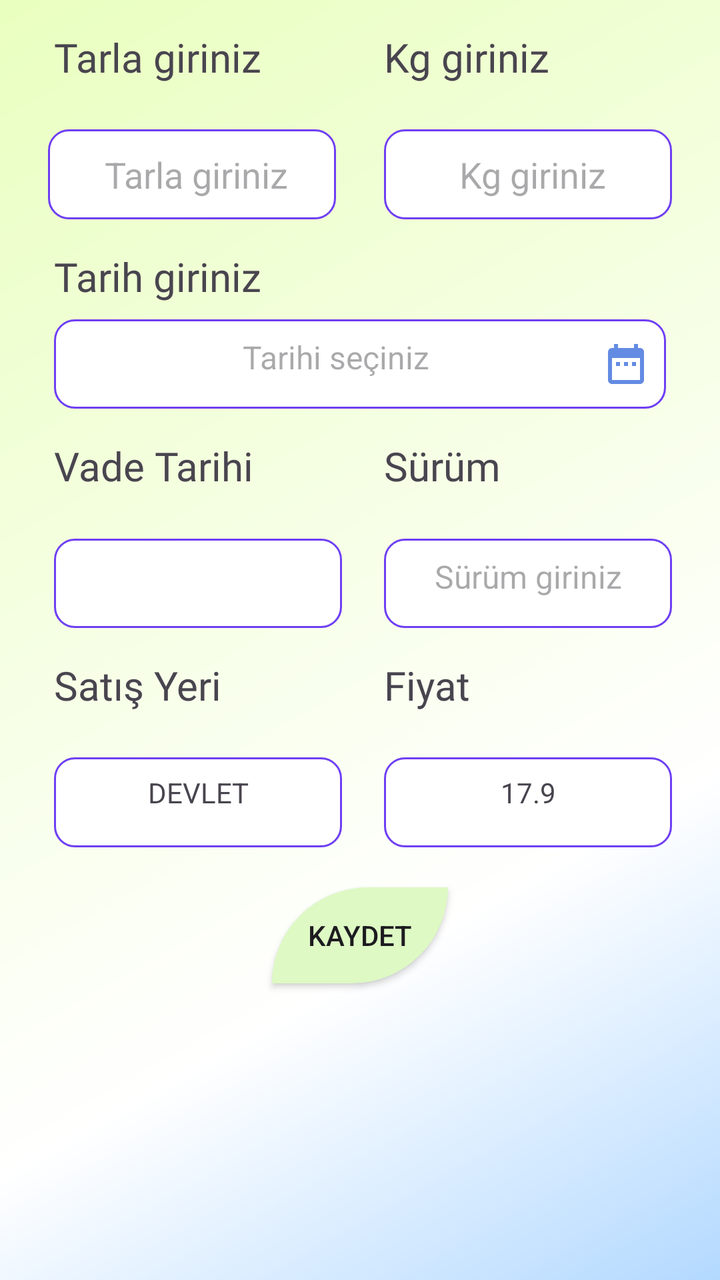
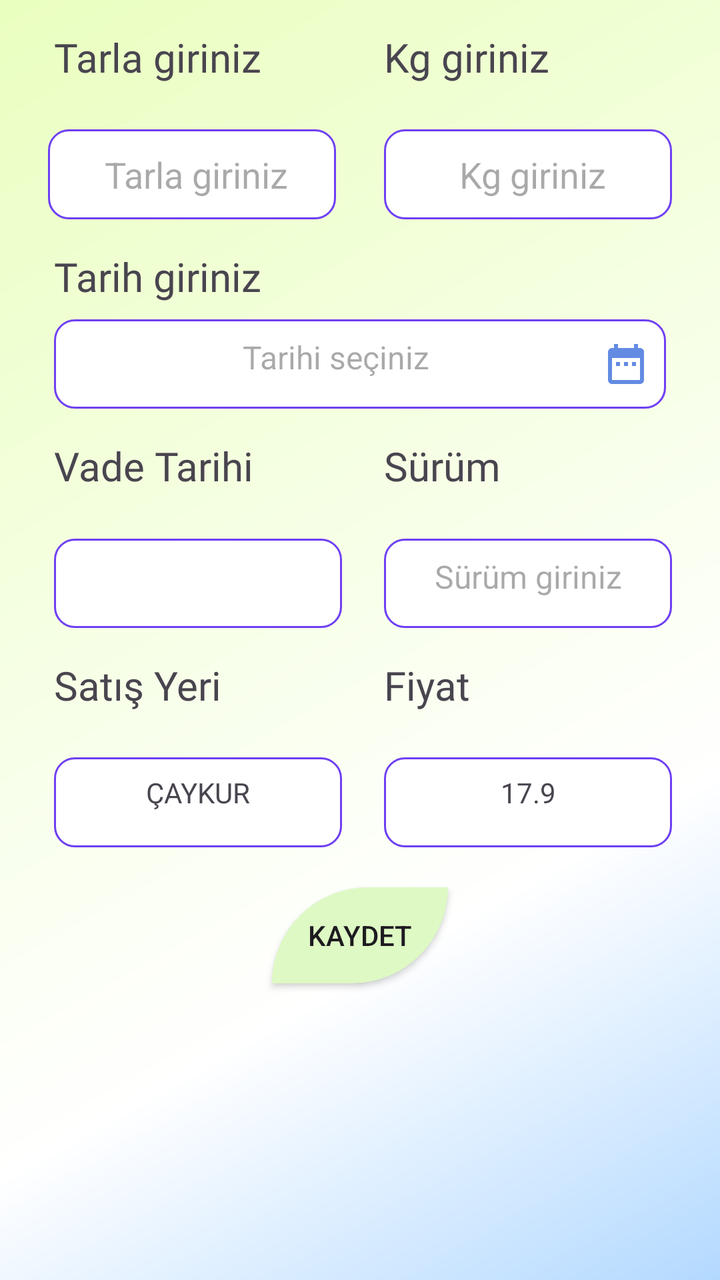

Two renders of the same Android screen: before a commit and after it. Below are the layout's source before the change and the commit's diff.
<!-- AndroidManifest.xml: application theme Theme.DesignExample -->
<!-- res/layout/fragment_devlet.xml -->
<?xml version="1.0" encoding="utf-8"?>
<androidx.constraintlayout.widget.ConstraintLayout xmlns:android="http://schemas.android.com/apk/res/android"
    xmlns:app="http://schemas.android.com/apk/res-auto"
    xmlns:tools="http://schemas.android.com/tools"
    android:layout_width="match_parent"
    android:layout_height="match_parent"
    android:background="#FFFFFF"
    tools:context=".design.new_design">

    <androidx.constraintlayout.widget.ConstraintLayout
        android:id="@+id/constraintLayout2"
        android:layout_width="match_parent"
        android:layout_height="0dp"
        app:layout_constraintBottom_toBottomOf="parent"
        app:layout_constraintEnd_toEndOf="parent"
        app:layout_constraintStart_toStartOf="parent"
        app:layout_constraintTop_toTopOf="parent"
        android:background="@drawable/card_view_gradient">

        <TextView
            android:id="@+id/TarlaTextView"
            android:layout_width="0dp"
            android:layout_height="0dp"
            android:layout_marginTop="15dp"
            android:fontFamily="@font/plus_jakarta_sans"
            android:text="Tarla giriniz"
            android:textSize="20sp"
            app:layout_constraintHeight_percent="0.07"
            app:layout_constraintStart_toStartOf="@+id/TarihTextView"
            app:layout_constraintTop_toTopOf="parent"
            app:layout_constraintWidth_percent="0.4" />

        <TextView
            android:id="@+id/KgTextView"
            android:layout_width="0dp"
            android:layout_height="0dp"
            android:fontFamily="@font/plus_jakarta_sans"
            android:text="Kg giriniz"
            android:textSize="20sp"
            app:layout_constraintHeight_percent="0.07"
            app:layout_constraintStart_toStartOf="@+id/KgEditText"
            app:layout_constraintTop_toTopOf="@+id/TarlaTextView"
            app:layout_constraintWidth_percent="0.4" />

        <AutoCompleteTextView
            android:id="@+id/TarlaEditText"
            android:layout_width="0dp"
            android:layout_height="0dp"
            android:layout_marginTop="5dp"
            android:background="@drawable/edit_text_custom"
            android:hint=" Tarla giriniz"
            android:textAlignment="center"
            app:layout_constraintEnd_toStartOf="@+id/KgEditText"
            app:layout_constraintHeight_percent="0.07"
            app:layout_constraintHorizontal_bias="0.5"
            app:layout_constraintStart_toStartOf="parent"
            app:layout_constraintTop_toBottomOf="@+id/TarlaTextView"
            app:layout_constraintWidth_percent="0.4" />

        <EditText
            android:id="@+id/KgEditText"
            android:layout_width="0dp"
            android:layout_height="0dp"
            android:layout_marginTop="5dp"
            android:background="@drawable/edit_text_custom"
            android:ems="10"
            android:hint=" Kg giriniz"
            android:inputType="number|numberDecimal"
            android:textAlignment="center"
            app:layout_constraintEnd_toEndOf="parent"
            app:layout_constraintHeight_percent="0.07"
            app:layout_constraintHorizontal_bias="0.5"
            app:layout_constraintStart_toEndOf="@+id/TarlaEditText"
            app:layout_constraintTop_toBottomOf="@+id/KgTextView"
            app:layout_constraintWidth_percent="0.4" />

        <TextView
            android:id="@+id/TarihEditText"
            android:layout_width="0dp"
            android:layout_height="0dp"
            android:layout_marginTop="8dp"
            android:background="@drawable/edit_text_custom"
            android:drawableEnd="@drawable/takvim_icon"
            android:hint="Tarihi seçiniz"
            android:padding="8dp"
            android:textAlignment="center"
            android:textSize="16sp"
            app:layout_constraintEnd_toEndOf="parent"
            app:layout_constraintHeight_percent="0.07"
            app:layout_constraintHorizontal_bias="0.5"
            app:layout_constraintStart_toStartOf="parent"
            app:layout_constraintTop_toBottomOf="@+id/TarihTextView"
            app:layout_constraintWidth_percent="0.85" />

        <TextView
            android:id="@+id/TarihTextView"
            android:layout_width="wrap_content"
            android:layout_height="wrap_content"
            android:layout_marginTop="15dp"
            android:fontFamily="@font/plus_jakarta_sans"
            android:text="Tarih giriniz"
            android:textSize="20sp"
            app:layout_constraintStart_toStartOf="@+id/TarihEditText"
            app:layout_constraintTop_toBottomOf="@+id/TarlaEditText" />

        <TextView
            android:id="@+id/VadeTarihiTextView"
            android:layout_width="0dp"
            android:layout_height="0dp"
            android:layout_marginTop="15dp"
            android:fontFamily="@font/plus_jakarta_sans"
            android:text="Vade Tarihi"
            android:textSize="20sp"
            app:layout_constraintHeight_percent="0.07"
            app:layout_constraintStart_toStartOf="@+id/TarihEditText"
            app:layout_constraintTop_toBottomOf="@+id/TarihEditText"
            app:layout_constraintWidth_percent="0.4" />

        <TextView
            android:id="@+id/VadeTarihiEdit"
            android:layout_width="0dp"
            android:layout_height="0dp"
            android:layout_marginTop="5dp"
            android:background="@drawable/edit_text_custom"
            android:fontFamily="@font/plus_jakarta_sans"
            android:padding="8dp"
            android:textAlignment="center"
            app:layout_constraintHeight_percent="0.07"
            app:layout_constraintStart_toStartOf="@+id/VadeTarihiTextView"
            app:layout_constraintTop_toBottomOf="@+id/VadeTarihiTextView"
            app:layout_constraintWidth_percent="0.4" />

        <TextView
            android:id="@+id/YılTextView"
            android:layout_width="0dp"
            android:layout_height="0dp"
            android:fontFamily="@font/plus_jakarta_sans"
            android:text="Sürüm"
            android:textSize="20sp"
            app:layout_constraintHeight_percent="0.07"
            app:layout_constraintStart_toStartOf="@+id/KgEditText"
            app:layout_constraintTop_toTopOf="@+id/VadeTarihiTextView"
            app:layout_constraintWidth_percent="0.4" />

        <TextView
            android:id="@+id/SurumEditText"
            android:layout_width="0dp"
            android:layout_height="0dp"
            android:layout_marginTop="5dp"
            android:background="@drawable/edit_text_custom"
            android:ems="10"
            android:padding="8dp"
            android:hint="Sürüm giriniz"
            android:inputType="text"
            android:textAlignment="center"
            android:textSize="16sp"
            app:layout_constraintHeight_percent="0.07"
            app:layout_constraintStart_toStartOf="@+id/YılTextView"
            app:layout_constraintTop_toBottomOf="@+id/YılTextView"
            app:layout_constraintWidth_percent="0.4" />

        <TextView
            android:id="@+id/SatisYeriTextView"
            android:layout_width="0dp"
            android:layout_height="0dp"
            android:layout_marginTop="15dp"
            android:fontFamily="@font/plus_jakarta_sans"
            android:text="Satış Yeri"
            android:textSize="20sp"
            app:layout_constraintHeight_percent="0.07"
            app:layout_constraintStart_toStartOf="@+id/VadeTarihiEdit"
            app:layout_constraintTop_toBottomOf="@+id/VadeTarihiEdit"
            app:layout_constraintWidth_percent="0.4" />

        <TextView
            android:id="@+id/SatisYeriEditText"
            android:layout_width="0dp"
            android:layout_height="0dp"
            android:layout_marginTop="5dp"
            android:background="@drawable/edit_text_custom"
            android:padding="8dp"
            android:text="DEVLET"
            android:textAlignment="center"
            app:layout_constraintHeight_percent="0.07"
            app:layout_constraintStart_toStartOf="@+id/SatisYeriTextView"
            app:layout_constraintTop_toBottomOf="@+id/SatisYeriTextView"
            app:layout_constraintWidth_percent="0.4" />

        <TextView
            android:id="@+id/FiyatTextView"
            android:layout_width="0dp"
            android:layout_height="0dp"
            android:layout_marginTop="15dp"
            android:fontFamily="@font/plus_jakarta_sans"
            android:text="Fiyat"
            android:textSize="20sp"
            app:layout_constraintHeight_percent="0.07"
            app:layout_constraintStart_toStartOf="@+id/SurumEditText"
            app:layout_constraintTop_toBottomOf="@+id/SurumEditText"
            app:layout_constraintWidth_percent="0.4" />

        <TextView
            android:id="@+id/FiyatEdit"
            android:layout_width="0dp"
            android:layout_height="0dp"
            android:layout_marginTop="5dp"
            android:background="@drawable/edit_text_custom"
            android:fontFamily="@font/plus_jakarta_sans"
            android:padding="8dp"
            android:text="17.9"
            android:textAlignment="center"
            app:layout_constraintHeight_percent="0.07"
            app:layout_constraintStart_toStartOf="@+id/FiyatTextView"
            app:layout_constraintTop_toBottomOf="@+id/FiyatTextView"
            app:layout_constraintWidth_percent="0.4" />

        <androidx.appcompat.widget.AppCompatButton
            android:id="@+id/KaydetButton"
            android:layout_width="wrap_content"
            android:layout_height="wrap_content"
            android:layout_marginTop="20dp"
            android:text="kaydet"
            android:background="@drawable/custom_button_design"
            app:layout_constraintEnd_toEndOf="parent"
            app:layout_constraintHorizontal_bias="0.5"
            app:layout_constraintStart_toStartOf="parent"
            app:layout_constraintTop_toBottomOf="@+id/SatisYeriEditText" />

    </androidx.constraintlayout.widget.ConstraintLayout>
</androidx.constraintlayout.widget.ConstraintLayout>
<!-- resources referenced by this layout -->
<resources>
  <!-- drawable card_view_gradient (drawable) -->
  <?xml version="1.0" encoding="utf-8"?>
  <shape xmlns:android="http://schemas.android.com/apk/res/android"
      android:shape="rectangle">
  
      <gradient
          android:startColor="#B3D9FF"
          android:centerColor="#FFFFFF"
          android:endColor="#E9FFBF"
          android:gradientRadius="0dp"
          android:angle="135"
          android:type="linear"
          android:centerX="0.5"
          android:centerY="0.3" />
  
  
  
  
  </shape>
  <!-- drawable custom_button_design (drawable) -->
  <?xml version="1.0" encoding="utf-8"?>
  <shape xmlns:android="http://schemas.android.com/apk/res/android"
          android:shape="rectangle">
  
      <solid android:color="#DEF9C4"/>
      <corners android:topLeftRadius="100dp" android:bottomRightRadius="100dp"/>
  
  </shape>
  <!-- drawable edit_text_custom (drawable) -->
  <?xml version="1.0" encoding="utf-8"?>
  <selector xmlns:android="http://schemas.android.com/apk/res/android">
  
      
      <item android:state_enabled="true" android:state_focused="true">
          <shape android:shape="rectangle">
              <solid android:color="@android:color/white" />
              <corners android:radius="12dp" />
              <stroke android:width="2dp" android:color="#EDF1F3" />
          </shape>
  
      </item>
  
      
      <item android:state_enabled="true">
          <shape android:shape="rectangle">
              <solid android:color="@android:color/white" />
              <corners android:radius="10dp" />
              <stroke android:width="1dp" android:color="#6E3FF3" />
          </shape>
      </item>
  
  
  </selector>
  <!-- drawable takvim_icon (drawable) -->
  <vector xmlns:android="http://schemas.android.com/apk/res/android" android:height="24dp" android:tint="#638BE3" android:viewportHeight="24" android:viewportWidth="24" android:width="24dp">
        
      <path android:fillColor="@android:color/white" android:pathData="M9,11L7,11v2h2v-2zM13,11h-2v2h2v-2zM17,11h-2v2h2v-2zM19,4h-1L18,2h-2v2L8,4L8,2L6,2v2L5,4c-1.11,0 -1.99,0.9 -1.99,2L3,20c0,1.1 0.89,2 2,2h14c1.1,0 2,-0.9 2,-2L21,6c0,-1.1 -0.9,-2 -2,-2zM19,20L5,20L5,9h14v11z"/>
      
  </vector>
  <style name="Theme.DesignExample" parent="Base.Theme.DesignExample" />
  <style name="Base.Theme.DesignExample" parent="Theme.Material3.DayNight.NoActionBar">
          
          
          <item name="android:statusBarColor">@color/black</item>
      </style>
  <color name="black">#FF000000</color>
</resources>

<!-- the commit's change to res/layout/fragment_devlet.xml (unified diff, before → after) -->
@@ -179,7 +179,7 @@
             android:layout_marginTop="5dp"
             android:background="@drawable/edit_text_custom"
             android:padding="8dp"
-            android:text="DEVLET"
+            android:text="ÇAYKUR"
             android:textAlignment="center"
             app:layout_constraintHeight_percent="0.07"
             app:layout_constraintStart_toStartOf="@+id/SatisYeriTextView"
